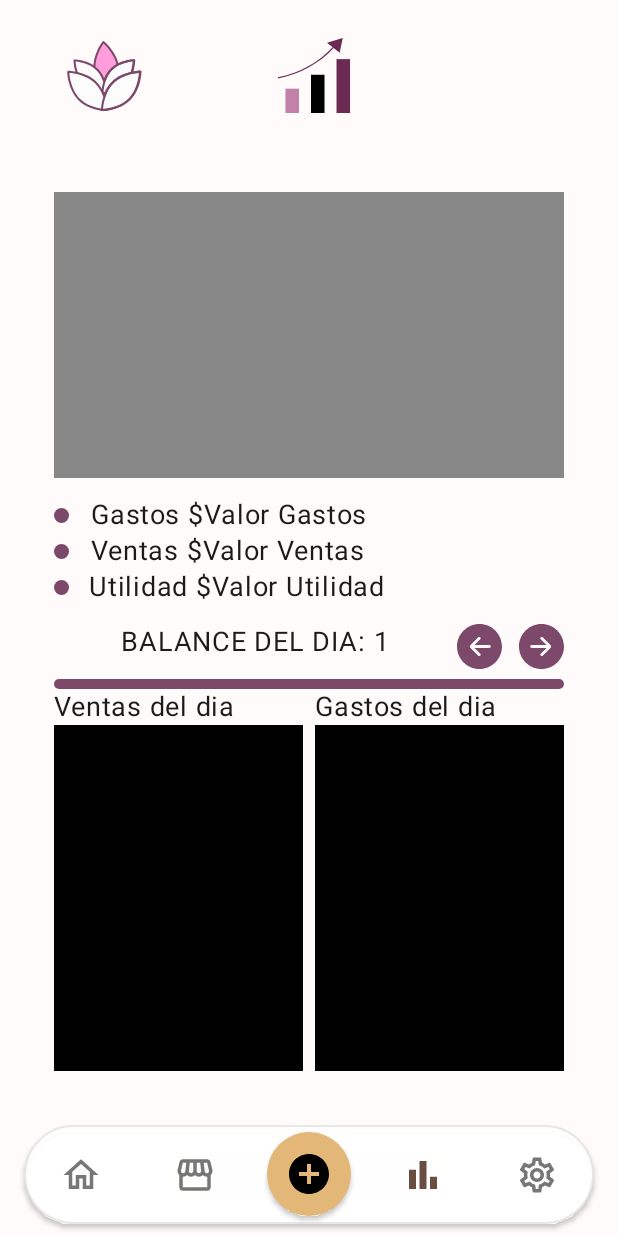
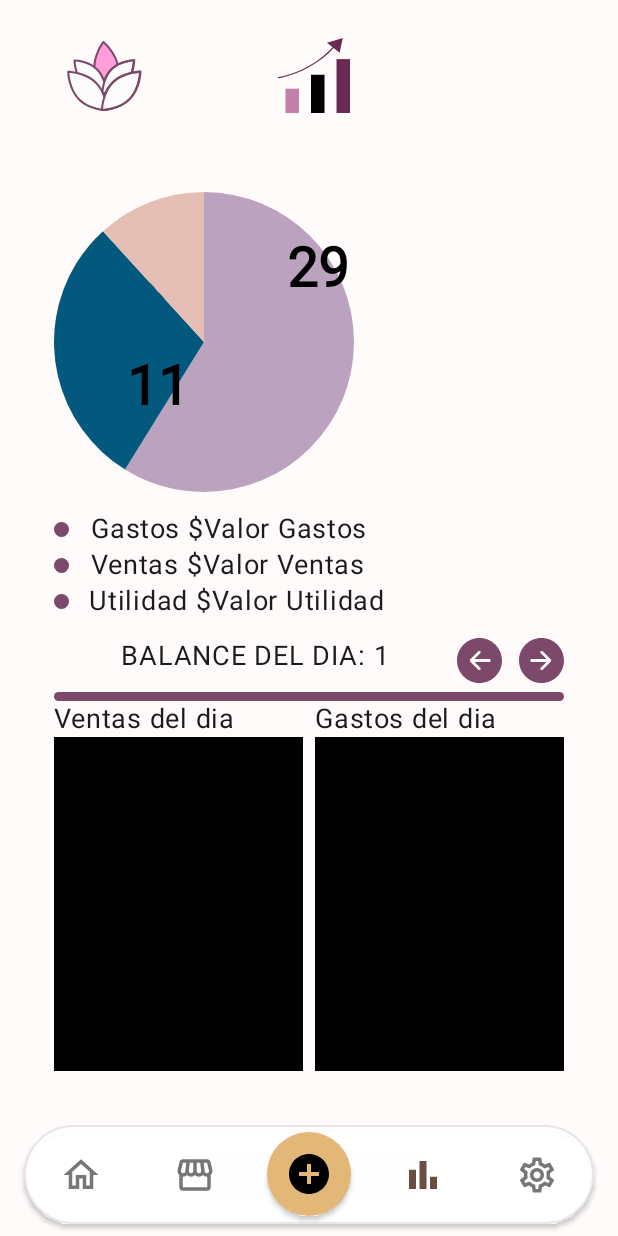
Before and after one commit to adrencina/YoShop, an Android app built with Jetpack Compose: the BalanceScreen screen opened through its navigation route, on a phone screen of 412 x 824 dp. Run offline under Robolectric (Android 15) with nearby library versions, the phone set to English and light mode, and no system bars; our stand-ins replace Dagger/Hilt's generated code, Firebase (no records; nobody signed in at launch, a user with empty details on screens opened directly), Room's generated code.

Commit message:
intentanto graficar los valores

```diff
--- a/app/src/main/java/com/example/claraterra/ui/navigation/AppNavGraph.kt
+++ b/app/src/main/java/com/example/claraterra/ui/navigation/AppNavGraph.kt
@@ -4,7 +4,7 @@ import androidx.compose.runtime.Composable
 import androidx.navigation.NavHostController
 import androidx.navigation.compose.NavHost
 import androidx.navigation.compose.composable
-import com.example.claraterra.ui.screen.balance.BalanceScreen
+import com.example.claraterra.ui.screen.balance.screen.BalanceScreen
 import com.example.claraterra.ui.screen.home.screen.HomeScreen
 import com.example.claraterra.ui.screen.login.LoginScreen
 import com.example.claraterra.ui.screen.products.ProductManagementScreen
--- a/app/src/main/java/com/example/claraterra/ui/screen/balance/BalanceScreen.kt
+++ b/app/src/main/java/com/example/claraterra/ui/screen/balance/screen/BalanceScreen.kt
@@ -1,4 +1,4 @@
-package com.example.claraterra.ui.screen.balance
+package com.example.claraterra.ui.screen.balance.screen
 
 import androidx.compose.foundation.Image
 import androidx.compose.foundation.background
@@ -21,6 +21,8 @@ import androidx.navigation.NavController
 import com.example.claraterra.R
 import com.example.claraterra.ui.component.BottomNavigationBar
 import com.example.claraterra.ui.component.ScreenContainer
+import com.example.claraterra.ui.component.SemiCircleChart
+import com.example.claraterra.ui.screen.balance.sections.component.chartPie
 
 
 @Composable
@@ -81,12 +83,12 @@ fun BalanceScreen(
                     .fillMaxSize()
                     .padding(20.dp),
             ) {
-                Box(
-                    modifier = Modifier
+                chartPie(
+                    modifier = ( Modifier
                         .fillMaxWidth()
-                        .weight(3f)
-                        .background(Color.Gray)
-                        .align(Alignment.CenterHorizontally)
+                        .weight(2f)
+                        .align(Alignment.CenterHorizontally)),
+                    porcentajes = arrayOf(0.5f,0.25f,0.10f)
                 )
 
                 Spacer(modifier = Modifier.weight(0.2f))
--- /dev/null
+++ b/app/src/main/java/com/example/claraterra/ui/screen/balance/sections/component/ChartPieBalance.kt
@@ -0,0 +1,77 @@
+package com.example.claraterra.ui.screen.balance.sections.component
+
+import androidx.compose.foundation.Canvas
+import androidx.compose.foundation.layout.Box
+import androidx.compose.foundation.layout.fillMaxHeight
+import androidx.compose.foundation.layout.fillMaxSize
+import androidx.compose.foundation.layout.fillMaxWidth
+import androidx.compose.foundation.layout.size
+import androidx.compose.runtime.Composable
+import androidx.compose.ui.Alignment
+import androidx.compose.ui.Modifier
+import androidx.compose.ui.graphics.Color
+import androidx.compose.ui.graphics.Paint
+import androidx.compose.ui.graphics.drawscope.Fill
+import androidx.compose.ui.graphics.nativeCanvas
+import androidx.compose.ui.graphics.toArgb
+import androidx.compose.ui.unit.dp
+import kotlin.math.cos
+import kotlin.math.sin
+import kotlin.random.Random
+
+@Composable
+fun chartPie(
+    modifier: Modifier = Modifier,
+    porcentajes: Array<Float>
+)
+{
+    val anguloinicial = -90f
+    var anguloActual = anguloinicial
+    var anguloFinal = 0f
+    var total = porcentajes.sum()
+
+    Box{
+        porcentajes.forEach { element ->
+            Canvas(modifier = Modifier
+                .size(200.dp)){
+                val centerX = size.width / 2
+                val centerY = size.height / 2
+
+                anguloFinal = (element / total) * 360
+                val midAngle = anguloActual * anguloFinal / 2
+                drawArc(
+                    color = generateRandomColor(),
+                    startAngle = anguloActual,
+                    sweepAngle = anguloFinal,
+                    useCenter = true,
+                    style = Fill
+                )
+
+                anguloActual += anguloFinal
+
+                //Calculo de coordenadas para el texto
+                val textX = centerX + ((size.width) / 3) * cos(Math.toRadians(midAngle.toDouble()).toFloat())
+                val textY = centerY + ((size.height) / 3) * sin(Math.toRadians(midAngle.toDouble()).toFloat())
+
+                //dibuja el texto con el porcentaje
+                val porcentaje = (element / total * 100).toInt()
+                val text = "$porcentaje"
+                val textPaint = Paint().asFrameworkPaint()
+                textPaint.color = Color.Black.toArgb()
+                textPaint.textSize = 55f
+                textPaint.isFakeBoldText = true
+                drawContext.canvas.nativeCanvas.drawText(text, textX, textY, textPaint)
+
+
+            }
+        }
+    }
+}
+
+fun generateRandomColor():Color{
+    val random = Random.Default
+    val red = random.nextInt(256)
+    val green = random.nextInt(256)
+    val blue = random.nextInt(256)
+    return Color(red,green, blue)
+}
--- /dev/null
+++ b/app/src/main/java/com/example/claraterra/ui/screen/balance/state/BalanceUiState.kt
@@ -0,0 +1,5 @@
+package com.example.claraterra.ui.screen.balance.state
+
+//data class BalanceUiState(
+    //
+//)
--- /dev/null
+++ b/app/src/main/java/com/example/claraterra/ui/screen/balance/viewmodel/BalanceViewModel.kt
@@ -0,0 +1,4 @@
+package com.example.claraterra.ui.screen.balance.viewmodel
+
+class BalanceViewModel {
+}
--- a/gradle/libs.versions.toml
+++ b/gradle/libs.versions.toml
@@ -1,8 +1,9 @@
 [versions]
-agp = "8.10.0"
+agp = "8.10.1"
 coilCompose = "2.6.0"
 datastorePreferences = "1.1.7"
 kotlin = "2.0.21"
+
 
 # AndroidX
 coreKtx = "1.16.0"
@@ -62,6 +63,7 @@ androidx-ui-tooling-preview = { module = "androidx.compose.ui:ui-tooling-preview
 androidx-ui-test-junit4 = { module = "androidx.compose.ui:ui-test-junit4" }
 androidx-ui-test-manifest = { module = "androidx.compose.ui:ui-test-manifest" }
 
+
 # Material 3
 androidx-material3 = { group = "androidx.compose.material3", name = "material3", version.ref = "material3" }
 androidx-material-icons-extended = { module = "androidx.compose.material:material-icons-extended", version.ref = "materialIconsExtended" }
```
